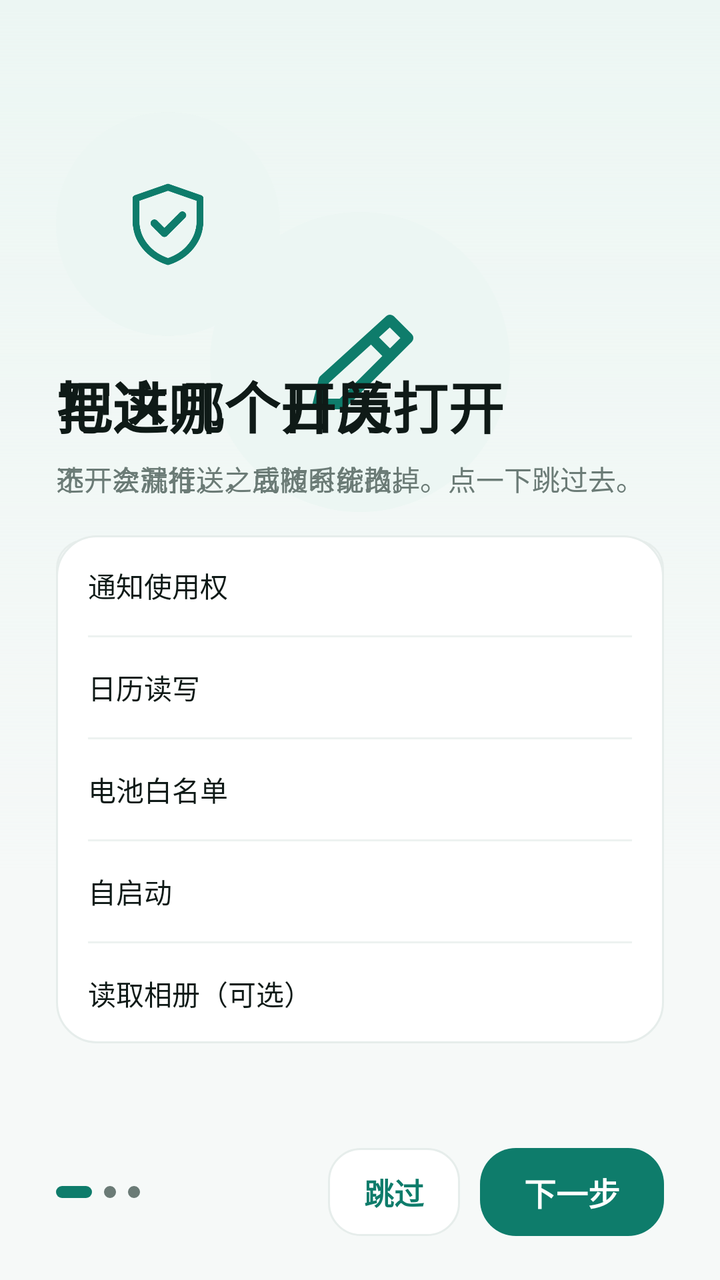
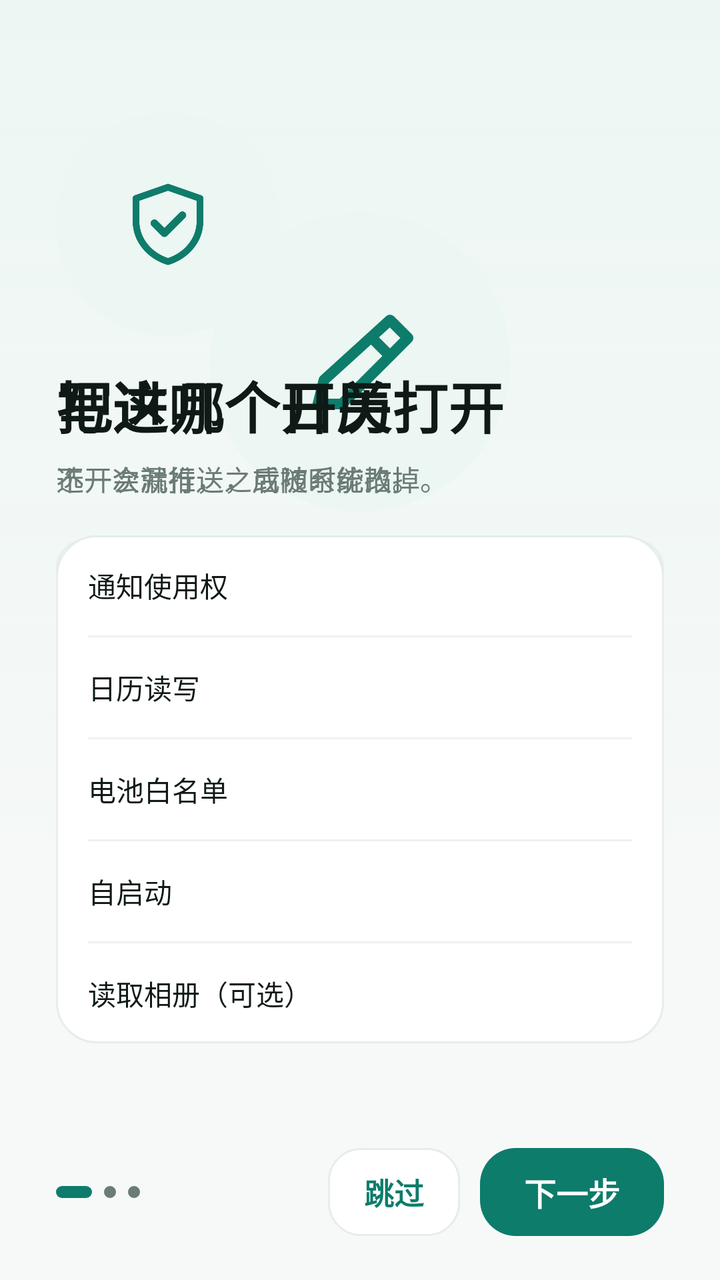

The first picture is an Android layout as it rendered before a commit; the second is the same layout after the commit. The layout source and the unified diff follow.
<!-- AndroidManifest.xml: activity theme Theme.NtfyCalendar.Home -->
<!-- res/layout/activity_onboarding.xml -->
﻿<?xml version="1.0" encoding="utf-8"?>
<FrameLayout xmlns:android="http://schemas.android.com/apk/res/android"
    android:layout_width="match_parent"
    android:layout_height="match_parent"
    android:background="?attr/bnWindowBg">

    
    <View
        android:id="@+id/ambient"
        android:layout_width="match_parent"
        android:layout_height="440dp"
        android:background="@drawable/bg_ambient" />

    
    <FrameLayout
        android:id="@+id/deck"
        android:layout_width="match_parent"
        android:layout_height="match_parent"
        android:clipChildren="false">

        
        <LinearLayout
            android:id="@+id/step1"
            android:layout_width="match_parent"
            android:layout_height="match_parent"
            android:orientation="vertical"
            android:paddingLeft="28dp"
            android:paddingRight="28dp"
            android:paddingTop="56dp"
            android:paddingBottom="104dp">

            <FrameLayout
                android:layout_width="match_parent"
                android:layout_height="250dp"
                android:clipChildren="false">

                <View
                    android:layout_width="150dp"
                    android:layout_height="150dp"
                    android:layout_gravity="center"
                    android:background="@drawable/bg_hero_ring" />

                <ImageView
                    android:id="@+id/hero1"
                    android:layout_width="72dp"
                    android:layout_height="72dp"
                    android:layout_gravity="center"
                    android:contentDescription="@null"
                    android:src="@drawable/ic_nav_quick"
                    android:tint="?attr/bnPrimary" />
            </FrameLayout>

            <TextView
                android:layout_width="match_parent"
                android:layout_height="wrap_content"
                android:letterSpacing="0.01"
                android:text="记一条，只要一步"
                android:textColor="?attr/bnTextPrimary"
                android:textSize="28sp"
                android:textStyle="bold" />

            <TextView
                android:layout_width="match_parent"
                android:layout_height="wrap_content"
                android:layout_marginTop="8dp"
                android:lineSpacingExtra="5dp"
                android:text="一句话、一张截图、或者从别的 App 分享过来，都直接变成日历里的待办。"
                android:textColor="?attr/bnTextSecondary"
                android:textSize="14sp" />

            <View
                android:layout_width="match_parent"
                android:layout_height="0dp"
                android:layout_weight="1" />
        </LinearLayout>

        
        <LinearLayout
            android:id="@+id/step2"
            android:layout_width="match_parent"
            android:layout_height="match_parent"
            android:orientation="vertical"
            android:paddingLeft="28dp"
            android:paddingRight="28dp"
            android:paddingTop="56dp"
            android:paddingBottom="104dp">

            <FrameLayout
                android:layout_width="112dp"
                android:layout_height="112dp"
                android:layout_marginBottom="14dp"
                android:clipChildren="false">

                <View
                    android:layout_width="112dp"
                    android:layout_height="112dp"
                    android:background="@drawable/bg_hero_ring" />

                <ImageView
                    android:id="@+id/hero2"
                    android:layout_width="48dp"
                    android:layout_height="48dp"
                    android:layout_gravity="center"
                    android:contentDescription="@null"
                    android:src="@drawable/ic_scene_calendar" />
            </FrameLayout>

            <TextView
                android:layout_width="match_parent"
                android:layout_height="wrap_content"
                android:text="写进哪个日历"
                android:textColor="?attr/bnTextPrimary"
                android:textSize="28sp"
                android:textStyle="bold" />

            <TextView
                android:layout_width="match_parent"
                android:layout_height="wrap_content"
                android:layout_marginTop="6dp"
                android:text="选一次就行，之后随时能改。"
                android:textColor="?attr/bnTextSecondary"
                android:textSize="14sp" />

            <Spinner
                android:id="@+id/spOnbCalendar"
                android:layout_width="match_parent"
                android:layout_height="52dp"
                android:layout_marginTop="20dp"
                android:background="@drawable/bg_input"
                android:paddingLeft="14dp"
                android:paddingRight="14dp" />

            <TextView
                android:id="@+id/tvOnbCalendarHint"
                style="@style/HintText"
                android:visibility="gone" />

            <Button
                android:id="@+id/btnOnbCreateCalendar"
                style="@style/BtnTonal"
                android:layout_marginTop="10dp"
                android:text="创建本地日历" />

            <EditText
                android:id="@+id/etOnbApiKey"
                style="@style/FormInput"
                android:layout_marginTop="18dp"
                android:hint="DeepSeek API Key（截图识别用，可跳过）"
                android:inputType="textPassword" />
        </LinearLayout>

        
        <LinearLayout
            android:id="@+id/step3"
            android:layout_width="match_parent"
            android:layout_height="match_parent"
            android:orientation="vertical"
            android:paddingLeft="28dp"
            android:paddingRight="28dp"
            android:paddingTop="56dp"
            android:paddingBottom="104dp">

            <FrameLayout
                android:layout_width="112dp"
                android:layout_height="112dp"
                android:layout_marginBottom="14dp"
                android:clipChildren="false">

                <View
                    android:layout_width="112dp"
                    android:layout_height="112dp"
                    android:background="@drawable/bg_hero_ring" />

                <ImageView
                    android:id="@+id/hero3"
                    android:layout_width="48dp"
                    android:layout_height="48dp"
                    android:layout_gravity="center"
                    android:contentDescription="@null"
                    android:src="@drawable/ic_scene_shield" />
            </FrameLayout>

            <TextView
                android:layout_width="match_parent"
                android:layout_height="wrap_content"
                android:text="把这几个开关打开"
                android:textColor="?attr/bnTextPrimary"
                android:textSize="28sp"
                android:textStyle="bold" />

            <TextView
                android:layout_width="match_parent"
                android:layout_height="wrap_content"
                android:layout_marginTop="6dp"
                android:text="不开会漏推送，或被系统掐掉。点一下跳过去。"
                android:textColor="?attr/bnTextSecondary"
                android:textSize="14sp" />

            <LinearLayout
                android:layout_width="match_parent"
                android:layout_height="wrap_content"
                android:layout_marginTop="18dp"
                android:background="@drawable/bg_card"
                android:orientation="vertical"
                android:paddingLeft="16dp"
                android:paddingRight="16dp">

                <LinearLayout
                    android:id="@+id/permNotification"
                    style="@style/AboutRow"
                    android:background="?android:attr/selectableItemBackground"
                    android:clickable="true"
                    android:focusable="true">
                    <TextView
                        style="@style/AboutKey"
                        android:text="通知使用权" />
                    <TextView
                        android:id="@+id/permNotificationState"
                        style="@style/AboutValue" />
                </LinearLayout>

                <View style="@style/AboutDivider" />

                <LinearLayout
                    android:id="@+id/permCalendar"
                    style="@style/AboutRow"
                    android:background="?android:attr/selectableItemBackground"
                    android:clickable="true"
                    android:focusable="true">
                    <TextView
                        style="@style/AboutKey"
                        android:text="日历读写" />
                    <TextView
                        android:id="@+id/permCalendarState"
                        style="@style/AboutValue" />
                </LinearLayout>

                <View style="@style/AboutDivider" />

                <LinearLayout
                    android:id="@+id/permBattery"
                    style="@style/AboutRow"
                    android:background="?android:attr/selectableItemBackground"
                    android:clickable="true"
                    android:focusable="true">
                    <TextView
                        style="@style/AboutKey"
                        android:text="电池白名单" />
                    <TextView
                        android:id="@+id/permBatteryState"
                        style="@style/AboutValue" />
                </LinearLayout>

                <View style="@style/AboutDivider" />

                <LinearLayout
                    android:id="@+id/permAutostart"
                    style="@style/AboutRow"
                    android:background="?android:attr/selectableItemBackground"
                    android:clickable="true"
                    android:focusable="true">
                    <TextView
                        style="@style/AboutKey"
                        android:text="自启动" />
                    <TextView
                        android:id="@+id/permAutostartState"
                        style="@style/AboutValue" />
                </LinearLayout>

                <View style="@style/AboutDivider" />

                <LinearLayout
                    android:id="@+id/permMedia"
                    style="@style/AboutRow"
                    android:background="?android:attr/selectableItemBackground"
                    android:clickable="true"
                    android:focusable="true">
                    <TextView
                        style="@style/AboutKey"
                        android:text="读取相册（可选）" />
                    <TextView
                        android:id="@+id/permMediaState"
                        style="@style/AboutValue" />
                </LinearLayout>
            </LinearLayout>
        </LinearLayout>
    </FrameLayout>

    
    <LinearLayout
        android:layout_width="match_parent"
        android:layout_height="wrap_content"
        android:layout_gravity="bottom"
        android:gravity="center_vertical"
        android:orientation="horizontal"
        android:paddingLeft="28dp"
        android:paddingRight="28dp"
        android:paddingTop="10dp"
        android:paddingBottom="22dp">

        <LinearLayout
            android:layout_width="0dp"
            android:layout_height="wrap_content"
            android:layout_weight="1"
            android:gravity="center_vertical"
            android:orientation="horizontal">

            <View
                android:id="@+id/dot1"
                android:layout_width="18dp"
                android:layout_height="6dp"
                android:layout_marginEnd="6dp"
                android:background="@drawable/bg_dot_active" />
            <View
                android:id="@+id/dot2"
                android:layout_width="6dp"
                android:layout_height="6dp"
                android:layout_marginEnd="6dp"
                android:background="@drawable/bg_dot_idle" />
            <View
                android:id="@+id/dot3"
                android:layout_width="6dp"
                android:layout_height="6dp"
                android:background="@drawable/bg_dot_idle" />
        </LinearLayout>

        <Button
            android:id="@+id/btnSkip"
            style="@style/BtnTonal"
            android:layout_width="wrap_content"
            android:layout_height="44dp"
            android:minWidth="0dp"
            android:paddingLeft="18dp"
            android:paddingRight="18dp"
            android:text="跳过" />

        <Button
            android:id="@+id/btnNext"
            style="@style/BtnPrimary"
            android:layout_width="wrap_content"
            android:layout_height="44dp"
            android:layout_marginStart="10dp"
            android:minWidth="0dp"
            android:paddingLeft="22dp"
            android:paddingRight="22dp"
            android:text="下一步" />
    </LinearLayout>
</FrameLayout>
<!-- resources referenced by this layout -->
<resources>
  <!-- drawable bg_ambient (drawable) -->
  <?xml version="1.0" encoding="utf-8"?>
  <shape xmlns:android="http://schemas.android.com/apk/res/android"
      android:shape="rectangle">
      <gradient
          android:angle="270"
          android:endColor="#00FFFFFF"
          android:startColor="?attr/bnChipBg"
          android:type="linear" />
  </shape>
  <!-- drawable bg_card (drawable) -->
  <?xml version="1.0" encoding="utf-8"?>
  <shape xmlns:android="http://schemas.android.com/apk/res/android"
      android:shape="rectangle">
      <solid android:color="?attr/bnCard" />
      <corners android:radius="20dp" />
      <stroke
          android:width="1dp"
          android:color="?attr/bnCardStroke" />
  </shape>
  <!-- drawable bg_dot_active (drawable) -->
  <?xml version="1.0" encoding="utf-8"?>
  <shape xmlns:android="http://schemas.android.com/apk/res/android"
      android:shape="rectangle">
      <solid android:color="?attr/bnPrimary" />
      <corners android:radius="100dp" />
  </shape>
  <!-- drawable bg_dot_idle (drawable) -->
  <?xml version="1.0" encoding="utf-8"?>
  <shape xmlns:android="http://schemas.android.com/apk/res/android"
      android:shape="oval">
      <solid android:color="?attr/bnTextSecondary" />
  </shape>
  <!-- drawable bg_hero_ring (drawable) -->
  <?xml version="1.0" encoding="utf-8"?>
  <shape xmlns:android="http://schemas.android.com/apk/res/android"
      android:shape="oval">
      <solid android:color="?attr/bnChipBg" />
  </shape>
  <style name="AboutDivider">
          <item name="android:layout_width">match_parent</item>
          <item name="android:layout_height">1dp</item>
          <item name="android:background">?attr/bnDivider</item>
      </style>
  <style name="AboutKey">
          <item name="android:layout_width">0dp</item>
          <item name="android:layout_height">wrap_content</item>
          <item name="android:layout_weight">1</item>
          <item name="android:textSize">14sp</item>
          <item name="android:textColor">?attr/bnTextPrimary</item>
      </style>
  <style name="AboutRow">
          <item name="android:layout_width">match_parent</item>
          <item name="android:layout_height">50dp</item>
          <item name="android:gravity">center_vertical</item>
          <item name="android:orientation">horizontal</item>
      </style>
  <style name="AboutValue">
          <item name="android:layout_width">wrap_content</item>
          <item name="android:layout_height">wrap_content</item>
          <item name="android:gravity">end</item>
          <item name="android:textSize">13sp</item>
          <item name="android:textColor">?attr/bnTextSecondary</item>
      </style>
  <style name="HintText">
          <item name="android:layout_width">match_parent</item>
          <item name="android:layout_height">wrap_content</item>
          <item name="android:textSize">12sp</item>
          <item name="android:lineSpacingExtra">2dp</item>
          <item name="android:textColor">?attr/bnTextSecondary</item>
      </style>
  <!-- drawable ic_splash_blank (drawable) -->
  <?xml version="1.0" encoding="utf-8"?>
  <shape xmlns:android="http://schemas.android.com/apk/res/android" android:shape="rectangle">
      <solid android:color="@android:color/transparent" />
      <size android:width="1dp" android:height="1dp" />
  </shape>
  <color name="primary">#FF0E7C6B</color>
  <color name="primary_dark">#FF0A5A4D</color>
  <color name="text_on_primary">#FFFFFFFF</color>
  <color name="accent">#FFF59E0B</color>
  <color name="window_bg">#FFF6F9F8</color>
  <color name="surface">#FFFFFFFF</color>
  <color name="card_bg">#FFFFFFFF</color>
  <color name="card_stroke">#FFE6EDEB</color>
  <color name="divider">#FFEDF2F0</color>
  <color name="text_primary">#FF0F1A17</color>
  <color name="text_secondary">#FF6B7B76</color>
  <color name="chip_bg">#FFECF6F3</color>
  <color name="icon_bg">#FFF1F5F4</color>
  <color name="danger">#FFC94848</color>
  <color name="nav_bg">#FFFFFFFF</color>
  <color name="ripple">#140E7C6B</color>
  <!-- unchanged entries left out for length: 11 -->
</resources>

<!-- the commit's change to res/layout/activity_onboarding.xml (unified diff, before → after) -->
@@ -64,7 +64,7 @@
                 android:layout_height="wrap_content"
                 android:layout_marginTop="8dp"
                 android:lineSpacingExtra="5dp"
-                android:text="一句话、一张截图、或者从别的 App 分享过来，都直接变成日历里的待办。"
+                android:text="一句话、一张截图、一次分享，都能变成日历里的待办。"
                 android:textColor="?attr/bnTextSecondary"
                 android:textSize="14sp" />
 
@@ -192,7 +192,7 @@
                 android:layout_width="match_parent"
                 android:layout_height="wrap_content"
                 android:layout_marginTop="6dp"
-                android:text="不开会漏推送，或被系统掐掉。点一下跳过去。"
+                android:text="不开会漏推送，或被系统掐掉。"
                 android:textColor="?attr/bnTextSecondary"
                 android:textSize="14sp" />
 
